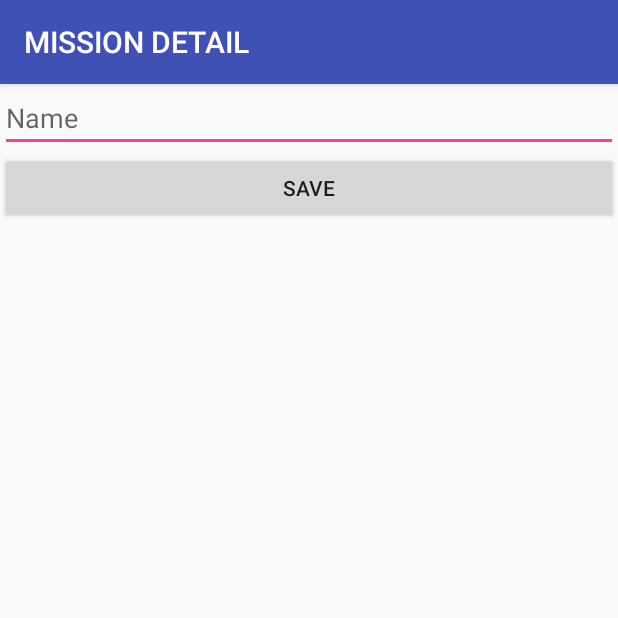
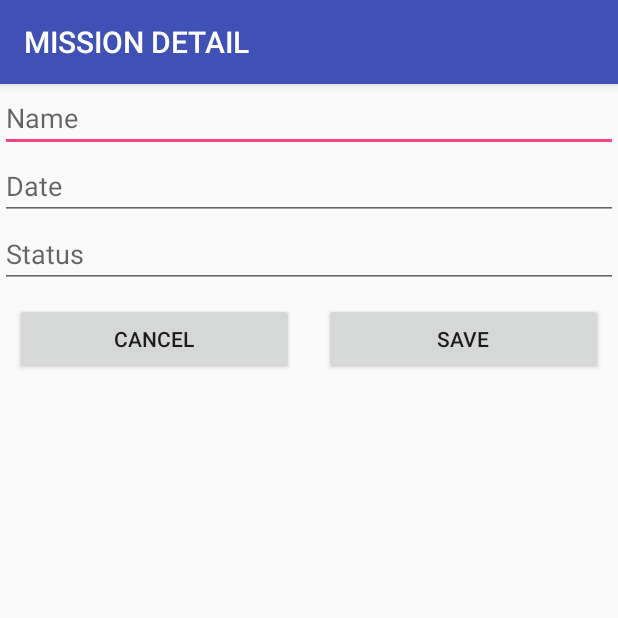
Before and after one commit to alfredofernandes/android-Agents, an Android app: the MissionFormActivity screen opened directly, with no data from a screen before it, on a phone screen of 412 x 824 dp, the top half of it. Run offline under Robolectric (Android 15) with nearby library versions, the phone set to English and light mode, and no system bars.

Commit message:
- Added create mission

```diff
--- a/Agents/app/src/main/java/com/example/alfredorfernandes/agents/activities/AgentHistoryActivity.java
+++ b/Agents/app/src/main/java/com/example/alfredorfernandes/agents/activities/AgentHistoryActivity.java
@@ -2,14 +2,19 @@ package com.example.alfredorfernandes.agents.activities;
 
 import android.support.v7.app.AppCompatActivity;
 import android.os.Bundle;
+import android.widget.ListView;
 
 import com.example.alfredorfernandes.agents.R;
 
 public class AgentHistoryActivity extends AppCompatActivity {
 
+    private ListView missionsAgent;
+
     @Override
     protected void onCreate(Bundle savedInstanceState) {
         super.onCreate(savedInstanceState);
         setContentView(R.layout.activity_agent_history);
+
+        setTitle("AGENTS HISTORY");
     }
 }
--- a/Agents/app/src/main/java/com/example/alfredorfernandes/agents/activities/MissionFormActivity.java
+++ b/Agents/app/src/main/java/com/example/alfredorfernandes/agents/activities/MissionFormActivity.java
@@ -1,11 +1,20 @@
 package com.example.alfredorfernandes.agents.activities;
 
+import android.content.Intent;
 import android.support.v7.app.AppCompatActivity;
 import android.os.Bundle;
+import android.view.View;
+import android.widget.Button;
+import android.widget.Toast;
 
 import com.example.alfredorfernandes.agents.R;
+import com.example.alfredorfernandes.agents.dao.MissionDAO;
+import com.example.alfredorfernandes.agents.helper.MissionHelper;
+import com.example.alfredorfernandes.agents.model.Mission;
 
 public class MissionFormActivity extends AppCompatActivity {
+
+    private MissionHelper helper;
 
     @Override
     protected void onCreate(Bundle savedInstanceState) {
@@ -13,5 +22,36 @@ public class MissionFormActivity extends AppCompatActivity {
         setContentView(R.layout.activity_mission_form);
 
         setTitle("MISSION DETAIL");
+
+        helper = new MissionHelper(this);
+
+        Intent intent = getIntent();
+        Mission mission = (Mission) intent.getSerializableExtra("mission");
+
+        if (mission != null) {
+            helper.fillForms(mission);
+        }
+
+        // Cancel Button
+        Button cancel = (Button) findViewById(R.id.mission_button_cancel);
+        cancel.setOnClickListener(new View.OnClickListener() {
+            @Override
+            public void onClick(View v) {
+                finish();
+            }
+        });
+
+        // Save Button
+        Button save = (Button) findViewById(R.id.mission_button_save);
+        save.setOnClickListener(new View.OnClickListener() {
+            @Override
+            public void onClick(View v) {
+                Mission mission = helper.helperMission();
+                MissionDAO dao = new MissionDAO();
+                dao.dbInsert(mission);
+                Toast.makeText(MissionFormActivity.this, "Mission " + mission.getName() + " was saved!", Toast.LENGTH_SHORT).show();
+                finish();
+            }
+        });
     }
 }
--- a/Agents/app/src/main/java/com/example/alfredorfernandes/agents/activities/MissionListActivity.java
+++ b/Agents/app/src/main/java/com/example/alfredorfernandes/agents/activities/MissionListActivity.java
@@ -82,7 +82,7 @@ public class MissionListActivity extends AppCompatActivity {
 
                 Mission mission = missions.get(position);
 
-                text1.setText(mission.getName()  + " (" + mission.getStatus().toString() + ")");
+                text1.setText(mission.getName().toString());
                 text2.setText(mission.getDate().toString());
 
                 return view;
--- a/Agents/app/src/main/java/com/example/alfredorfernandes/agents/helper/MissionHelper.java
+++ b/Agents/app/src/main/java/com/example/alfredorfernandes/agents/helper/MissionHelper.java
@@ -1,5 +1,46 @@
 package com.example.alfredorfernandes.agents.helper;
 
 
+import android.widget.EditText;
+
+import com.example.alfredorfernandes.agents.R;
+import com.example.alfredorfernandes.agents.activities.MissionFormActivity;
+import com.example.alfredorfernandes.agents.model.Mission;
+
+import java.util.Date;
+
 public class MissionHelper {
+
+    private final EditText fieldName;
+    private final EditText fieldDate;
+    private final EditText fieldStatus;
+
+    private Mission mission;
+
+    public MissionHelper(MissionFormActivity activity) {
+
+        fieldName = (EditText) activity.findViewById(R.id.form_mission_name);
+        fieldDate = (EditText) activity.findViewById(R.id.form_mission_date);
+        fieldStatus = (EditText) activity.findViewById(R.id.form_mission_status);
+
+        mission = new Mission();
+    }
+
+    public Mission helperMission() {
+
+        mission.setName(fieldName.getText().toString());
+        mission.setDate(new Date(fieldDate.getText().toString()));
+        mission.setStatus(fieldStatus.toString());
+
+        return mission;
+    }
+
+    public void fillForms(Mission mission) {
+
+        fieldName.setText(mission.getName());
+        fieldDate.setText(mission.getDate().toString());
+        fieldStatus.setText(mission.getStatus().toString());
+
+        this.mission = mission;
+    }
 }
--- a/Agents/app/src/main/res/layout/activity_agent_detail.xml
+++ b/Agents/app/src/main/res/layout/activity_agent_detail.xml
@@ -104,9 +104,7 @@
                 android:layout_height="wrap_content"
                 android:text="BACK"/>
 
-
         </LinearLayout>
-
     </LinearLayout>
 
 </ScrollView>
--- a/Agents/app/src/main/res/layout/activity_mission_form.xml
+++ b/Agents/app/src/main/res/layout/activity_mission_form.xml
@@ -5,17 +5,50 @@
     android:orientation="vertical">
 
     <EditText
-        android:id="@+id/mission_name"
+        android:id="@+id/form_mission_name"
         android:layout_width="match_parent"
         android:layout_height="wrap_content"
         android:hint="@string/mission_name"
         android:inputType="text"
         android:maxLines="1" />
 
-    <Button
-        android:id="@+id/login_button"
+    <EditText
+        android:id="@+id/form_mission_date"
         android:layout_width="match_parent"
         android:layout_height="wrap_content"
-        android:text="Save" />
+        android:hint="@string/mission_date"
+        android:inputType="text"
+        android:maxLines="1" />
+
+    <EditText
+        android:id="@+id/form_mission_status"
+        android:layout_width="match_parent"
+        android:layout_height="wrap_content"
+        android:hint="@string/mission_status"
+        android:inputType="text"
+        android:maxLines="1" />
+
+    <LinearLayout
+        android:layout_width="match_parent"
+        android:layout_height="wrap_content"
+        android:orientation="horizontal">
+
+        <Button
+            android:id="@+id/mission_button_cancel"
+            android:layout_width="0dp"
+            android:layout_height="wrap_content"
+            android:layout_margin="10dp"
+            android:layout_weight="1"
+            android:text="Cancel" />
+
+        <Button
+            android:id="@+id/mission_button_save"
+            android:layout_width="0dp"
+            android:layout_height="wrap_content"
+            android:layout_margin="10dp"
+            android:layout_weight="1"
+            android:text="Save" />
+
+    </LinearLayout>
 
 </LinearLayout>
--- a/Agents/app/src/main/res/layout/activity_mission_list.xml
+++ b/Agents/app/src/main/res/layout/activity_mission_list.xml
@@ -7,13 +7,13 @@
         android:id="@+id/mission_list"
         android:layout_width="match_parent"
         android:layout_height="0dp"
-        android:layout_weight="1" />
+        android:layout_weight="1"/>
 
     <Button
         android:id="@+id/mission_button_back"
+        android:layout_marginTop="10dp"
         android:layout_width="match_parent"
         android:layout_height="wrap_content"
-        android:layout_marginTop="10dp"
         android:text="BACK" />
 
 </LinearLayout>
```
Also changed, not shown: Agents/app/src/main/res/layout/activity_agent_history.xml (+16 -6 lines), Agents/app/src/main/res/values/strings.xml (+4 -3 lines), 1 other file.
